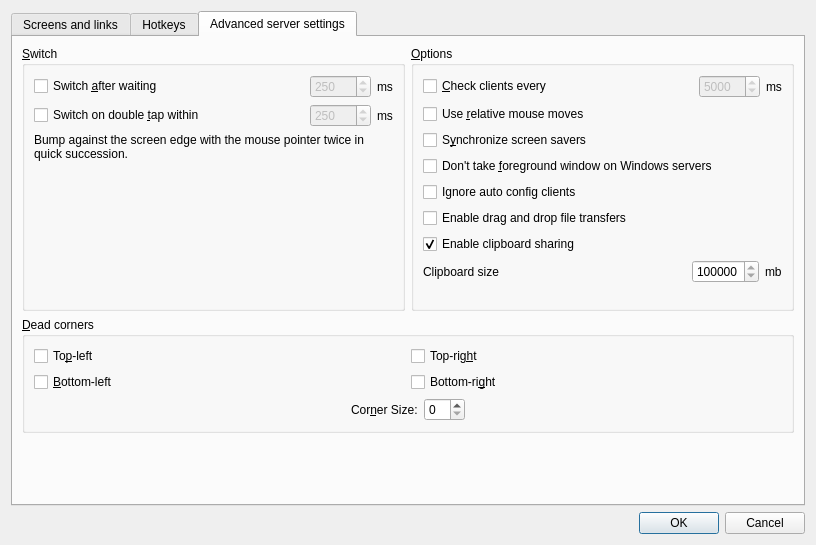
Above: src/gui/src/ServerConfigDialogBase.ui from SergeyGadzhilov/SKVM before the change. Below: the same form after it.
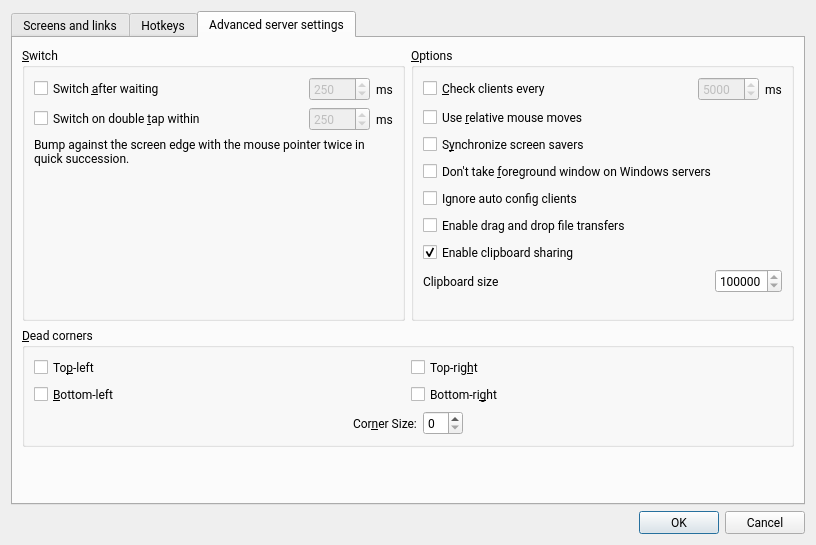
That is the form after the change. The open tabs and pages were chosen to show the change. Icons and pictures are not drawn. Custom widgets are drawn as their Qt base class.

Commit message: Set font Roboto

The edit to the form file:
```diff
--- a/src/gui/src/ServerConfigDialogBase.ui
+++ b/src/gui/src/ServerConfigDialogBase.ui
@@ -10,6 +10,11 @@
     <height>545</height>
    </rect>
   </property>
+  <property name="font">
+   <font>
+    <family>Roboto</family>
+   </font>
+  </property>
   <property name="windowTitle">
    <string>Server Configuration</string>
   </property>
@@ -549,13 +554,6 @@
               </property>
              </widget>
             </item>
-            <item>
-             <widget class="QLabel" name="labelClipboardSizeMb">
-              <property name="text">
-               <string>mb</string>
-              </property>
-             </widget>
-            </item>
            </layout>
           </item>
           <item row="3" column="0">
```
